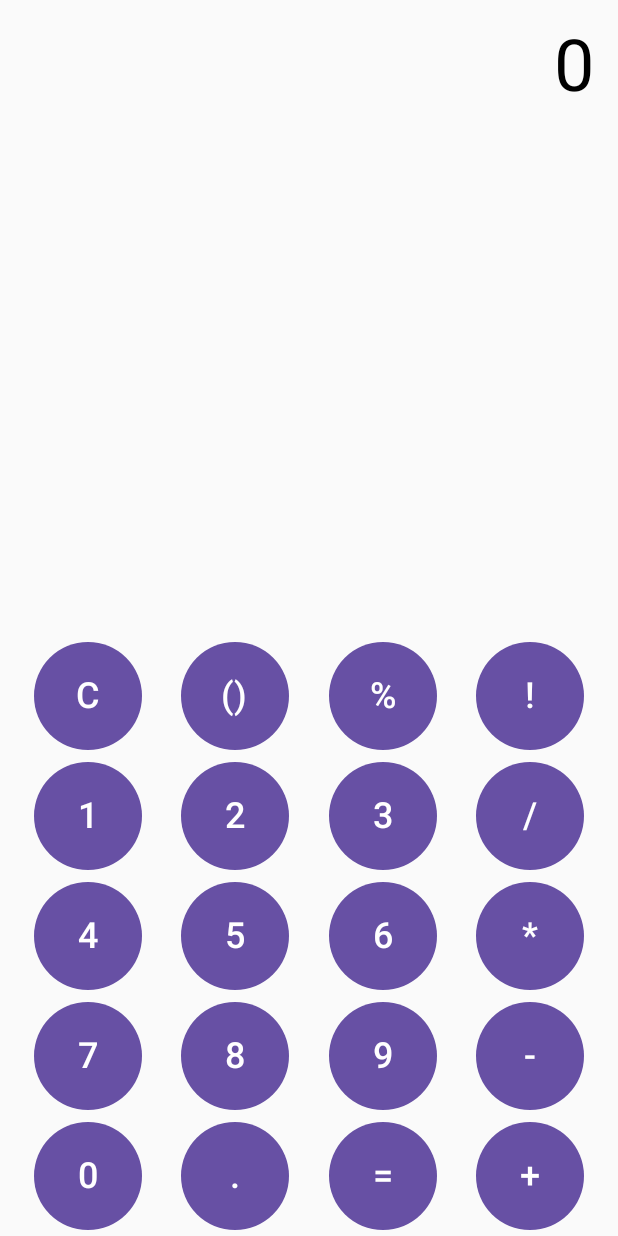
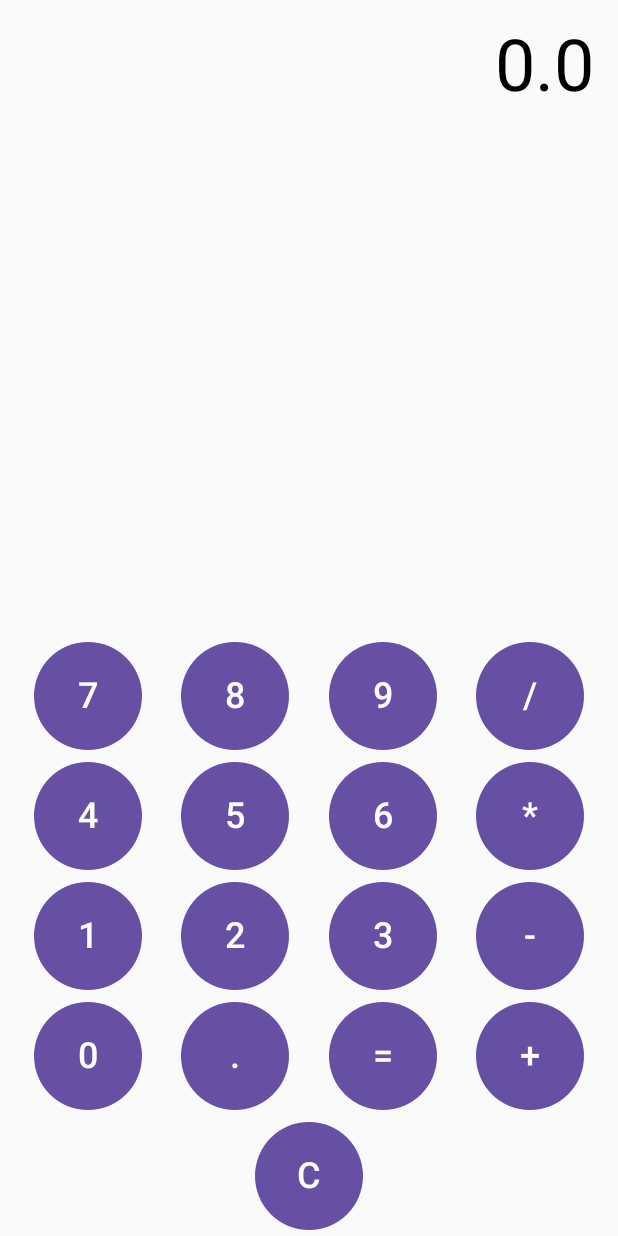
Before and after one commit to NICKXIX2005/tallerParcialMovil1, an Android app built with Jetpack Compose: the screen it shows after launch (MainActivity), on a phone screen of 412 x 824 dp. Run offline under Robolectric (Android 15) with nearby library versions, the phone set to English and light mode, and no system bars.

Commit message:
Create logica class and calculator

```diff
--- a/app/src/main/java/u/caldas/tallerparcialmovil/MainActivity.kt
+++ b/app/src/main/java/u/caldas/tallerparcialmovil/MainActivity.kt
@@ -3,7 +3,6 @@ package u.caldas.tallerparcialmovil
 import android.os.Bundle
 import androidx.activity.ComponentActivity
 import androidx.activity.compose.setContent
-import androidx.activity.enableEdgeToEdge
 import androidx.compose.foundation.layout.Arrangement
 import androidx.compose.foundation.layout.Box
 import androidx.compose.foundation.layout.Column
@@ -13,70 +12,97 @@ import androidx.compose.foundation.layout.fillMaxWidth
 import androidx.compose.foundation.layout.padding
 import androidx.compose.foundation.layout.size
 import androidx.compose.material3.Button
-import androidx.compose.material3.Scaffold
+import androidx.compose.material3.ButtonDefaults
 import androidx.compose.material3.Text
 import androidx.compose.runtime.Composable
+import androidx.compose.runtime.getValue
+import androidx.compose.runtime.mutableDoubleStateOf
+import androidx.compose.runtime.mutableStateOf
+import androidx.compose.runtime.remember
+import androidx.compose.runtime.setValue
 import androidx.compose.ui.Alignment
 import androidx.compose.ui.Modifier
 import androidx.compose.ui.tooling.preview.Preview
 import androidx.compose.ui.unit.dp
 import androidx.compose.ui.unit.sp
-import u.caldas.tallerparcialmovil.ui.theme.TallerParcialMovilTheme
 
 class MainActivity : ComponentActivity() {
     override fun onCreate(savedInstanceState: Bundle?) {
         super.onCreate(savedInstanceState)
-        enableEdgeToEdge()
         setContent {
-            AppCalculadora()
+            CalculatorApp()
         }
     }
 }
 
 @Composable
-fun AppCalculadora() {
+fun CalculatorApp() {
+    var input by remember { mutableStateOf("") }
+    var result by remember { mutableDoubleStateOf(0.0) }
+    var operation by remember { mutableStateOf<String?>(null) }
+
     Column(
         modifier = Modifier.fillMaxSize(),
         verticalArrangement = Arrangement.SpaceBetween,
         horizontalAlignment = Alignment.CenterHorizontally
     ) {
-        DisplayScreen("0")
+        DisplayScreen(input.ifEmpty { result.toString() })
 
         Column(modifier = Modifier.fillMaxWidth()) {
             Row(modifier = Modifier.fillMaxWidth(), horizontalArrangement = Arrangement.SpaceEvenly) {
-                CalculadoraButton("C")
-                CalculadoraButton("()")
-                CalculadoraButton("%")
-                CalculadoraButton("!")
+                CalculatorButton("7") { input += "7" }
+                CalculatorButton("8") { input += "8" }
+                CalculatorButton("9") { input += "9" }
+                CalculatorButton("/") { selectOperation("/", input, result, onSelectOperation = { op, res ->
+                    operation = op
+                    result = res
+                    input = ""
+                }) }
             }
             Row(modifier = Modifier.fillMaxWidth(), horizontalArrangement = Arrangement.SpaceEvenly) {
-                CalculadoraButton("1")
-                CalculadoraButton("2")
-                CalculadoraButton("3")
-                CalculadoraButton("/")
+                CalculatorButton("4") { input += "4" }
+                CalculatorButton("5") { input += "5" }
+                CalculatorButton("6") { input += "6" }
+                CalculatorButton("*") { selectOperation("*", input, result, onSelectOperation = { op, res ->
+                    operation = op
+                    result = res
+                    input = ""
+                }) }
             }
             Row(modifier = Modifier.fillMaxWidth(), horizontalArrangement = Arrangement.SpaceEvenly) {
-                CalculadoraButton("4")
-                CalculadoraButton("5")
-                CalculadoraButton("6")
-                CalculadoraButton("*")
+                CalculatorButton("1") { input += "1" }
+                CalculatorButton("2") { input += "2" }
+                CalculatorButton("3") { input += "3" }
+                CalculatorButton("-") { selectOperation("-", input, result, onSelectOperation = { op, res ->
+                    operation = op
+                    result = res
+                    input = ""
+                }) }
             }
             Row(modifier = Modifier.fillMaxWidth(), horizontalArrangement = Arrangement.SpaceEvenly) {
-                CalculadoraButton("7")
-                CalculadoraButton("8")
-                CalculadoraButton("9")
-                CalculadoraButton("-")
+                CalculatorButton("0") { input += "0" }
+                CalculatorButton(".") { input += "." }
+                CalculatorButton("=") {
+                    result = calculate(result, input, operation)
+                    input = result.toString()
+                    operation = null
+                }
+                CalculatorButton("+") { selectOperation("+", input, result, onSelectOperation = { op, res ->
+                    operation = op
+                    result = res
+                    input = ""
+                }) }
             }
             Row(modifier = Modifier.fillMaxWidth(), horizontalArrangement = Arrangement.SpaceEvenly) {
-                CalculadoraButton("0")
-                CalculadoraButton(".")
-                CalculadoraButton("=")
-                CalculadoraButton("+")
+                CalculatorButton("C") {
+                    input = ""
+                    result = 0.0
+                    operation = null
+                }
             }
         }
     }
 }
-
 
 @Composable
 fun DisplayScreen(value: String) {
@@ -91,19 +117,43 @@ fun DisplayScreen(value: String) {
 }
 
 @Composable
-fun CalculadoraButton(symbol: String) {
+fun CalculatorButton(symbol: String, onClick: () -> Unit) {
     Button(
-        onClick = { /*TODO*/ },
+        onClick = onClick,
         modifier = Modifier
             .size(80.dp)
-            .padding(4.dp)
+            .padding(4.dp),
+        colors = ButtonDefaults.buttonColors()
     ) {
         Text(text = symbol, fontSize = 24.sp)
+    }
+}
+
+// Función para seleccionar operación
+fun selectOperation(
+    op: String,
+    input: String,
+    currentResult: Double,
+    onSelectOperation: (String, Double) -> Unit
+) {
+    val inputValue = input.toDoubleOrNull() ?: currentResult
+    onSelectOperation(op, inputValue)
+}
+
+// Función para realizar cálculos
+fun calculate(result: Double, input: String, operation: String?): Double {
+    val inputValue = input.toDoubleOrNull() ?: return result
+    return when (operation) {
+        "+" -> result + inputValue
+        "-" -> result - inputValue
+        "*" -> result * inputValue
+        "/" -> if (inputValue != 0.0) result / inputValue else result
+        else -> inputValue
     }
 }
 
 @Preview(showBackground = true)
 @Composable
 fun DefaultPreview() {
-    AppCalculadora()
+    CalculatorApp()
 }
```
